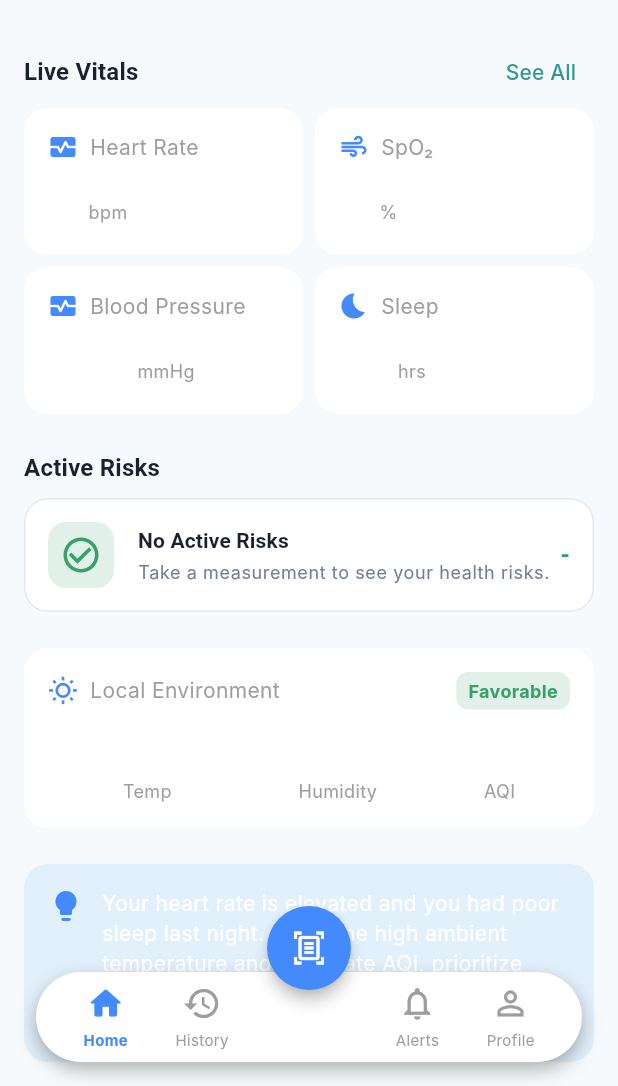
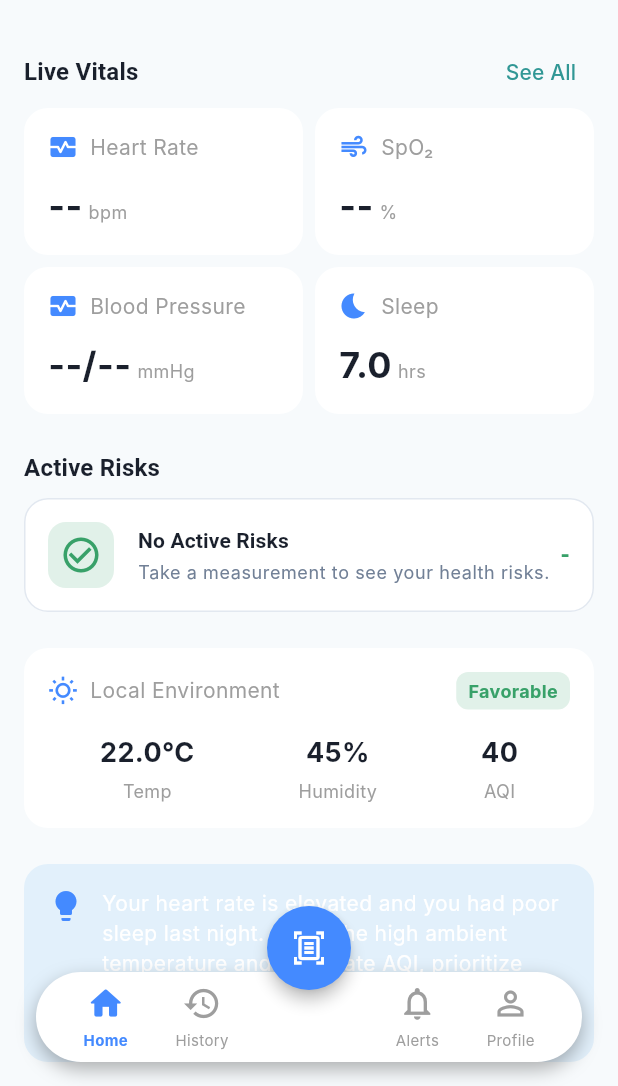
Before and after one commit to theunderbets/Senvo, a Flutter app: the screen it shows after launch, scrolled down 274 dp, on a phone screen of 412 x 824 dp, the part 150-1236 px from its top. Run offline on Flutter 3.47's test engine with Material 3 defaults, Android fonts, the phone set to English and light mode, and no system bars; our stand-ins replace camera, csv, equatable, fl_chart, flutter_bloc, flutter_local_notifications and 8 more; missing offline and left inert: tflite_flutter; accounts and stored records are empty; network calls fail; Roboto replaces fonts that are missing (Inter, Space Grotesk); statements that could not run were skipped.

Commit message:
chore: auto-sync latest local changes

```diff
--- a/lib/core/widgets/cards/vital_sign_card.dart
+++ b/lib/core/widgets/cards/vital_sign_card.dart
@@ -79,8 +79,8 @@ class VitalSignCard extends StatelessWidget {
                 children: [
                   Text(
                     value,
-                    style: const TextStyle(
-                        color: Colors.white,
+                    style: TextStyle(
+                        color: context.themeColors.textPrimary,
                         fontSize: 24,
                         fontWeight: FontWeight.bold),
                   ),
--- a/lib/presentation/dashboard/home_dashboard_page.dart
+++ b/lib/presentation/dashboard/home_dashboard_page.dart
@@ -94,7 +94,12 @@ class _HomeDashboardPageState extends State<HomeDashboardPage> {
           children: [
             Image.asset('assets/images/senvo_logo.png', height: 32),
             const SizedBox(width: 8),
-            Text(_getGreeting(loc)),
+            Flexible(
+              child: Text(
+                _getGreeting(loc),
+                overflow: TextOverflow.ellipsis,
+              ),
+            ),
           ],
         ),
         actions: [
--- a/lib/presentation/dashboard/widgets/environmental_banner.dart
+++ b/lib/presentation/dashboard/widgets/environmental_banner.dart
@@ -74,8 +74,8 @@ class EnvironmentalBanner extends StatelessWidget {
       children: [
         Text(
           value,
-          style: const TextStyle(
-            color: Colors.white,
+          style: TextStyle(
+            color: context.themeColors.textPrimary,
             fontSize: 18,
             fontWeight: FontWeight.bold,
           ),
```
